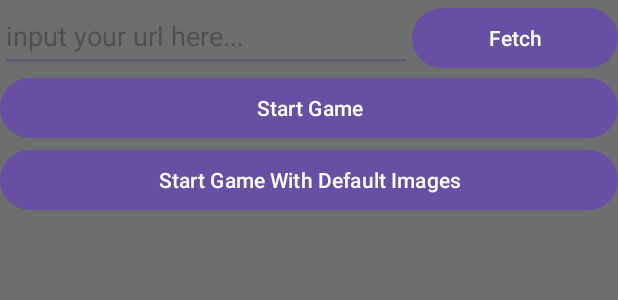
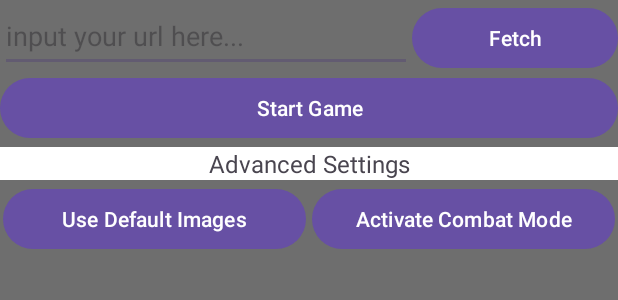
Before and after one commit to Qibaoooo/memory_game, an Android app: the layout activity_main.xml on its own in the app's theme, with its tools: preview values and no code run, on a phone screen of 412 x 824 dp. Shown: the top 300 px of the screen. Run offline under Robolectric (Android 15) with nearby library versions, the phone set to English and light mode, and no system bars.

Commit message:
modified default launch logic

```diff
--- a/app/src/main/res/layout/activity_main.xml
+++ b/app/src/main/res/layout/activity_main.xml
@@ -82,12 +82,38 @@
                 android:layout_height="wrap_content"
                 android:layout_weight="1"
                 android:text="@string/btn_game"/>
-            <Button
-                android:id="@+id/default_game_btn"
+            <TextView
+                android:layout_marginTop="2dp"
+                android:layout_marginBottom="2dp"
+                android:id="@+id/options"
                 android:layout_width="match_parent"
                 android:layout_height="wrap_content"
-                android:layout_weight="1"
-                android:text="@string/btn_default_game"/>
+                android:layout_gravity="center"
+                android:text="@string/options"
+                android:textSize="16sp"
+                android:background="@color/white"
+                android:gravity="center"/>
+            <LinearLayout
+                android:layout_width="match_parent"
+                android:layout_height="wrap_content"
+                android:orientation="horizontal">
+                <Button
+                    android:layout_marginLeft="2dp"
+                    android:layout_marginRight="2dp"
+                    android:id="@+id/default_game_btn"
+                    android:layout_width="match_parent"
+                    android:layout_height="wrap_content"
+                    android:layout_weight="1"
+                    android:text="@string/btn_default_game"/>
+                <Button
+                    android:layout_marginLeft="2dp"
+                    android:layout_marginRight="2dp"
+                    android:id="@+id/double_game_btn"
+                    android:layout_width="match_parent"
+                    android:layout_height="wrap_content"
+                    android:layout_weight="1"
+                    android:text="@string/btn_double_game"/>
+            </LinearLayout>
 
         </LinearLayout>
 
--- a/app/src/main/res/values/colors.xml
+++ b/app/src/main/res/values/colors.xml
@@ -3,4 +3,6 @@
     <color name="black">#FF000000</color>
     <color name="white">#FFFFFFFF</color>
     <color name="gray">#6E6E6E</color>
+    <color name="btn_pressed">#7662AD</color>
+    <color name="btn_default">#6750A4</color>
 </resources>
--- a/app/src/main/res/values/strings.xml
+++ b/app/src/main/res/values/strings.xml
@@ -9,6 +9,8 @@
     <string name="timer">Time Used</string>
     <string name="attempts"> %1$d Attempts </string>
     <string name="btn_back"> Select Other Images </string>
-    <string name="btn_default_game">Start Game With Default Images</string>
+    <string name="btn_default_game">Use Default Images</string>
+    <string name="btn_double_game">Activate Combat Mode</string>
     <string name="progress_text">0 of 20 images downloaded</string>
+    <string name="options">Advanced Settings</string>
 </resources>
```
Also changed, not shown: app/src/main/java/nus/iss/sa57/team11/GameActivity.java (+9 -8 lines), app/src/main/java/nus/iss/sa57/team11/MainActivity.java (+52 -23 lines), app/src/main/res/anim/emphasis.xml (renamed from app/src/main/res/anim/heart.xml).
